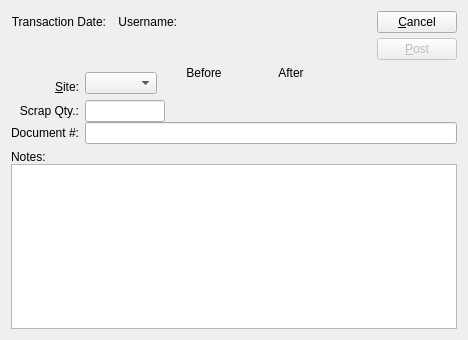
Qt form guiclient/scrapTrans.ui (Pegasus-RPG/xtuple-client) before a commit.
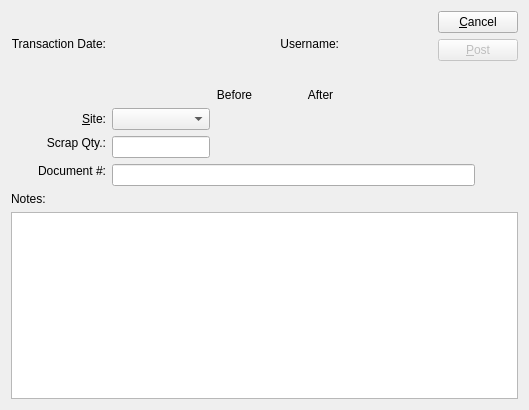
The same form after that commit. Custom widgets are drawn as their Qt base class.

Commit message: bug #17344 - calling QWidget::setFocus() in constructors and ::set() methods confuses the QMdiArea's subwindow handling. tweak a few window's layouts. add tabbed- vs subwindow-mode memory.

```diff
--- a/guiclient/scrapTrans.ui
+++ b/guiclient/scrapTrans.ui
@@ -13,27 +13,15 @@
    <rect>
     <x>0</x>
     <y>0</y>
-    <width>468</width>
-    <height>340</height>
+    <width>529</width>
+    <height>410</height>
    </rect>
   </property>
   <property name="windowTitle">
    <string>Scrap Transaction</string>
   </property>
-  <layout class="QVBoxLayout">
-   <item>
-    <layout class="QHBoxLayout">
-     <property name="spacing">
-      <number>5</number>
-     </property>
-     <item>
-      <layout class="QVBoxLayout">
-       <property name="spacing">
-        <number>5</number>
-       </property>
-       <item>
-        <layout class="QHBoxLayout">
-         <item>
+  <layout class="QGridLayout" name="gridLayout">
+   <item row="0" column="0">
           <widget class="QLabel" name="_transDateLit">
            <property name="text">
             <string>Transaction Date:</string>
@@ -43,10 +31,10 @@
            </property>
           </widget>
          </item>
-         <item>
+   <item row="0" column="1" colspan="4">
           <widget class="DLineEdit" name="_transDate"/>
          </item>
-         <item>
+   <item row="0" column="5" colspan="3">
           <widget class="QLabel" name="_usernameLit">
            <property name="text">
             <string>Username:</string>
@@ -56,7 +44,7 @@
            </property>
           </widget>
          </item>
-         <item>
+   <item row="0" column="8">
           <widget class="QLabel" name="_username">
            <property name="sizePolicy">
             <sizepolicy hsizetype="Expanding" vsizetype="Preferred">
@@ -66,41 +54,8 @@
            </property>
           </widget>
          </item>
-        </layout>
-       </item>
-       <item>
-        <layout class="QHBoxLayout">
-         <property name="spacing">
-          <number>0</number>
-         </property>
-         <item>
-          <widget class="ItemCluster" name="_item"/>
-         </item>
-         <item>
-          <spacer>
-           <property name="orientation">
-            <enum>Qt::Horizontal</enum>
-           </property>
-           <property name="sizeType">
-            <enum>QSizePolicy::Expanding</enum>
-           </property>
-           <property name="sizeHint" stdset="0">
-            <size>
-             <width>20</width>
-             <height>20</height>
-            </size>
-           </property>
-          </spacer>
-         </item>
-        </layout>
-       </item>
-      </layout>
-     </item>
-     <item>
+   <item row="0" column="10" rowspan="2" colspan="2">
       <layout class="QVBoxLayout">
-       <property name="spacing">
-        <number>5</number>
-       </property>
        <item>
         <widget class="QPushButton" name="_close">
          <property name="text">
@@ -142,32 +97,36 @@
        </item>
       </layout>
      </item>
-    </layout>
+   <item row="1" column="0" colspan="9">
+    <widget class="ItemCluster" name="_item"/>
    </item>
-   <item>
-    <layout class="QGridLayout">
-     <item row="0" column="0">
-      <layout class="QVBoxLayout">
-       <property name="spacing">
-        <number>0</number>
-       </property>
-       <item>
-        <spacer>
-         <property name="orientation">
-          <enum>Qt::Vertical</enum>
-         </property>
-         <property name="sizeType">
-          <enum>QSizePolicy::Expanding</enum>
-         </property>
-         <property name="sizeHint" stdset="0">
+   <item row="2" column="4">
+    <widget class="QLabel" name="_beforeLit">
+     <property name="maximumSize">
           <size>
-           <width>20</width>
-           <height>0</height>
-          </size>
-         </property>
-        </spacer>
-       </item>
-       <item>
+       <width>80</width>
+       <height>32767</height>
+      </size>
+     </property>
+     <property name="text">
+      <string>Before</string>
+     </property>
+     <property name="alignment">
+      <set>Qt::AlignCenter</set>
+     </property>
+    </widget>
+   </item>
+   <item row="2" column="6" colspan="2">
+    <widget class="QLabel" name="_afterLit">
+     <property name="text">
+      <string>After</string>
+     </property>
+     <property name="alignment">
+      <set>Qt::AlignCenter</set>
+     </property>
+    </widget>
+   </item>
+   <item row="3" column="0">
         <widget class="QLabel" name="_warehouseLit">
          <property name="text">
           <string>&amp;Site:</string>
@@ -180,120 +139,7 @@
          </property>
         </widget>
        </item>
-      </layout>
-     </item>
-     <item row="1" column="1">
-      <layout class="QVBoxLayout">
-       <property name="spacing">
-        <number>0</number>
-       </property>
-       <item>
-        <layout class="QHBoxLayout">
-         <property name="spacing">
-          <number>0</number>
-         </property>
-         <item>
-          <widget class="XLineEdit" name="_qty">
-           <property name="sizePolicy">
-            <sizepolicy hsizetype="Preferred" vsizetype="Fixed">
-             <horstretch>0</horstretch>
-             <verstretch>0</verstretch>
-            </sizepolicy>
-           </property>
-           <property name="maximumSize">
-            <size>
-             <width>80</width>
-             <height>32767</height>
-            </size>
-           </property>
-           <property name="alignment">
-            <set>Qt::AlignRight</set>
-           </property>
-          </widget>
-         </item>
-         <item>
-          <spacer>
-           <property name="orientation">
-            <enum>Qt::Horizontal</enum>
-           </property>
-           <property name="sizeType">
-            <enum>QSizePolicy::Expanding</enum>
-           </property>
-           <property name="sizeHint" stdset="0">
-            <size>
-             <width>20</width>
-             <height>20</height>
-            </size>
-           </property>
-          </spacer>
-         </item>
-        </layout>
-       </item>
-       <item>
-        <layout class="QHBoxLayout">
-         <property name="spacing">
-          <number>0</number>
-         </property>
-         <item>
-          <widget class="XLineEdit" name="_documentNum"/>
-         </item>
-        </layout>
-       </item>
-      </layout>
-     </item>
-     <item row="0" column="1">
-      <layout class="QHBoxLayout">
-       <property name="spacing">
-        <number>7</number>
-       </property>
-       <item>
-        <layout class="QVBoxLayout">
-         <property name="spacing">
-          <number>0</number>
-         </property>
-         <item>
-          <spacer>
-           <property name="orientation">
-            <enum>Qt::Vertical</enum>
-           </property>
-           <property name="sizeType">
-            <enum>QSizePolicy::Expanding</enum>
-           </property>
-           <property name="sizeHint" stdset="0">
-            <size>
-             <width>20</width>
-             <height>0</height>
-            </size>
-           </property>
-          </spacer>
-         </item>
-         <item>
-          <widget class="WComboBox" name="_warehouse"/>
-         </item>
-        </layout>
-       </item>
-       <item>
-        <layout class="QVBoxLayout">
-         <property name="spacing">
-          <number>0</number>
-         </property>
-         <item>
-          <widget class="QLabel" name="_beforeLit">
-           <property name="maximumSize">
-            <size>
-             <width>80</width>
-             <height>32767</height>
-            </size>
-           </property>
-           <property name="text">
-            <string>Before</string>
-           </property>
-           <property name="alignment">
-            <set>Qt::AlignCenter</set>
-           </property>
-          </widget>
-         </item>
-         <item>
+   <item row="3" column="4" colspan="2">
           <widget class="XLabel" name="_beforeQty">
            <property name="minimumSize">
             <size>
@@ -306,24 +152,7 @@
            </property>
           </widget>
          </item>
-        </layout>
-       </item>
-       <item>
-        <layout class="QVBoxLayout">
-         <property name="spacing">
-          <number>0</number>
-         </property>
-         <item>
-          <widget class="QLabel" name="_afterLit">
-           <property name="text">
-            <string>After</string>
-           </property>
-           <property name="alignment">
-            <set>Qt::AlignCenter</set>
-           </property>
-          </widget>
-         </item>
-         <item>
+   <item row="3" column="6" colspan="3">
           <widget class="XLabel" name="_afterQty">
            <property name="minimumSize">
             <size>
@@ -336,32 +165,7 @@
            </property>
           </widget>
          </item>
-        </layout>
-       </item>
-       <item>
-        <spacer>
-         <property name="orientation">
-          <enum>Qt::Horizontal</enum>
-         </property>
-         <property name="sizeType">
-          <enum>QSizePolicy::Expanding</enum>
-         </property>
-         <property name="sizeHint" stdset="0">
-          <size>
-           <width>20</width>
-           <height>20</height>
-          </size>
-         </property>
-        </spacer>
-       </item>
-      </layout>
-     </item>
-     <item row="1" column="0">
-      <layout class="QVBoxLayout">
-       <property name="spacing">
-        <number>0</number>
-       </property>
-       <item>
+   <item row="5" column="0">
         <widget class="QLabel" name="_qtyLit">
          <property name="text">
           <string>Scrap Qty.:</string>
@@ -371,7 +175,14 @@
          </property>
         </widget>
        </item>
-       <item>
+   <item row="5" column="1" rowspan="2" colspan="3">
+    <widget class="XLineEdit" name="_qty">
+     <property name="alignment">
+      <set>Qt::AlignRight</set>
+     </property>
+    </widget>
+   </item>
+   <item row="6" column="0" rowspan="2">
         <widget class="QLabel" name="_documentNumLit">
          <property name="text">
           <string>Document #:</string>
@@ -381,30 +192,47 @@
          </property>
         </widget>
        </item>
-      </layout>
-     </item>
-    </layout>
-   </item>
-   <item>
-    <layout class="QVBoxLayout">
-     <property name="spacing">
-      <number>0</number>
-     </property>
-     <item>
+   <item row="7" column="1" colspan="10">
+    <widget class="XLineEdit" name="_documentNum"/>
+   </item>
+   <item row="8" column="0">
       <widget class="QLabel" name="_notesLit">
        <property name="text">
         <string>Notes:</string>
        </property>
       </widget>
      </item>
-     <item>
+   <item row="9" column="0" colspan="12">
       <widget class="XTextEdit" name="_notes">
+     <property name="sizePolicy">
+      <sizepolicy hsizetype="Expanding" vsizetype="Expanding">
+       <horstretch>0</horstretch>
+       <verstretch>1</verstretch>
+      </sizepolicy>
+     </property>
        <property name="spellEnable">
         <bool>true</bool>
        </property>
       </widget>
      </item>
-    </layout>
+   <item row="3" column="1" colspan="3">
+    <widget class="WComboBox" name="_warehouse"/>
+   </item>
+   <item row="0" column="9">
+    <spacer>
+     <property name="orientation">
+      <enum>Qt::Horizontal</enum>
+     </property>
+     <property name="sizeType">
+      <enum>QSizePolicy::Expanding</enum>
+     </property>
+     <property name="sizeHint" stdset="0">
+      <size>
+       <width>47</width>
+       <height>65</height>
+      </size>
+     </property>
+    </spacer>
    </item>
   </layout>
  </widget>
```
Left out of the diff: 2 changed lines with no effect on the pictures. Lines whose indentation alone changed are shown as unchanged. The commit also changes 69 other files.
